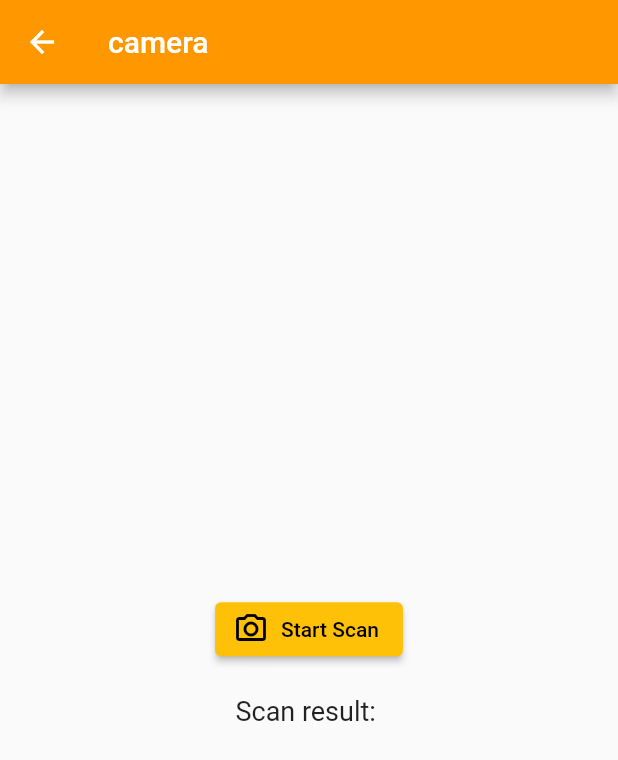
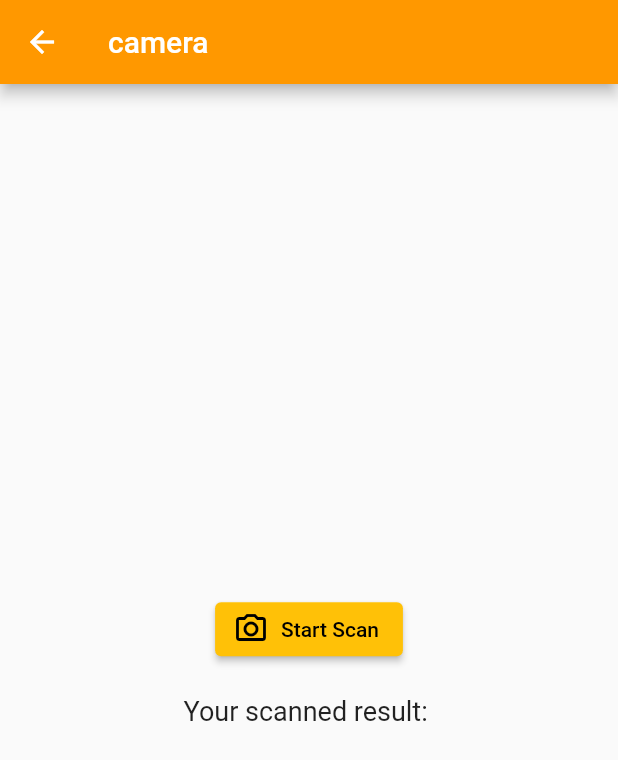
Before and after one commit to jasoninirio/Software-Miniproject, a Flutter app: the CameraPage screen opened by its route, after a tap on "Start Scan", on a phone screen of 412 x 824 dp. Shown: the top 760 px of the screen. Run offline on Flutter 3.47's test engine with Material 2 defaults, Android fonts, the phone set to English and light mode, and no system bars; missing offline and left inert: flutter_barcode_scanner.

```diff
--- a/healthi_app/lib/main.dart
+++ b/healthi_app/lib/main.dart
@@ -78,7 +78,9 @@ class _CameraPageState extends State<CameraPage> {
             ),
             SizedBox(height: 20),
             Text(
-              scanResult == null ? 'Scan a code!' : 'Scan result: $scanResult',
+              scanResult == null
+                  ? 'Scan a code!'
+                  : 'Your scanned result: $scanResult',
               style: TextStyle(fontSize: 18),
             )
             // Back Button
--- a/healthi_app/pubspec.yaml
+++ b/healthi_app/pubspec.yaml
@@ -23,12 +23,12 @@ environment:
 dependencies:
   flutter:
     sdk: flutter
+  flutter_barcode_scanner: ^2.0.0
   camera:
   path_provider:
   path:
   barcode_scanner: ^1.0.0
   barcode_widget: ^2.0.1
-  flutter_barcode_scanner: ^2.0.0
 
 
   # The following adds the Cupertino Icons font to your application.
```
Also changed, not shown: healthi_app/pubspec.lock, 2 other files.
